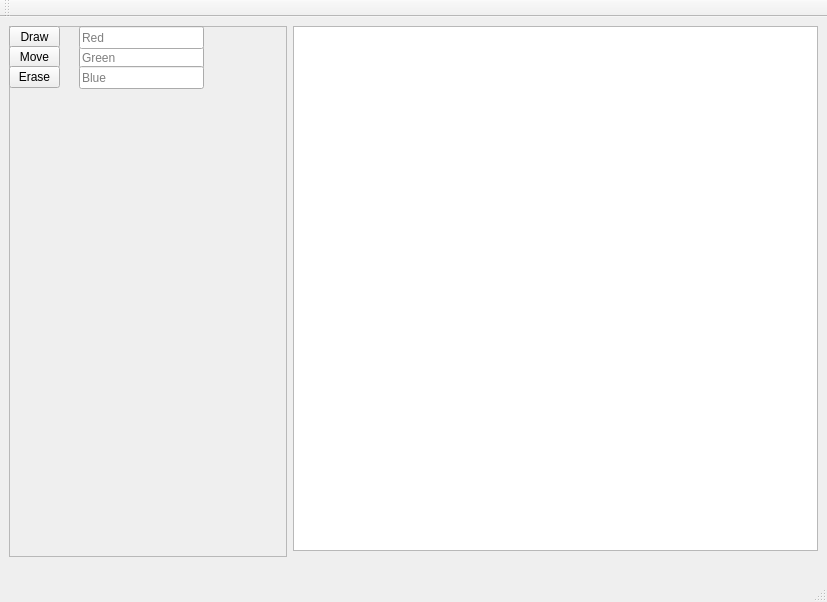
Above: mainwindow.ui from unrelentingfox/TowerAnimator-cs383 before the change. Below: the same form after it.
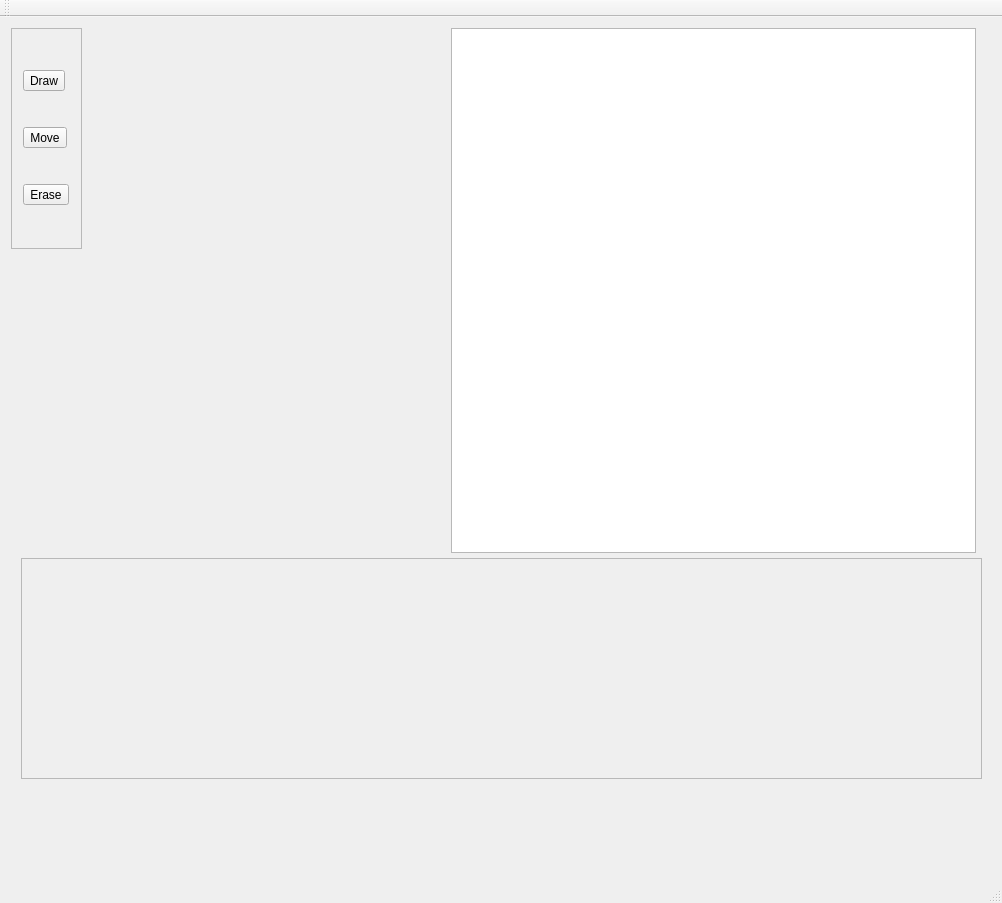
That is the form after the change. Custom widgets are drawn as their Qt base class.

```diff
--- a/mainwindow.ui
+++ b/mainwindow.ui
@@ -6,8 +6,8 @@
    <rect>
     <x>0</x>
     <y>0</y>
-    <width>827</width>
-    <height>602</height>
+    <width>1002</width>
+    <height>903</height>
    </rect>
   </property>
   <property name="windowTitle">
@@ -20,13 +20,46 @@
      <verstretch>0</verstretch>
     </sizepolicy>
    </property>
+   <layout class="QHBoxLayout" name="horizontalLayout">
+    <item>
+     <widget class="QWidget" name="widget" native="true">
+      <widget class="AnimationView" name="AnimationWidget">
+       <property name="geometry">
+        <rect>
+         <x>440</x>
+         <y>0</y>
+         <width>525</width>
+         <height>525</height>
+        </rect>
+       </property>
+       <property name="minimumSize">
+        <size>
+         <width>525</width>
+         <height>525</height>
+        </size>
+       </property>
+       <property name="maximumSize">
+        <size>
+         <width>525</width>
+         <height>525</height>
+        </size>
+       </property>
+       <property name="sceneRect">
+        <rectf>
+         <x>0.000000000000000</x>
+         <y>0.000000000000000</y>
+         <width>500.000000000000000</width>
+         <height>500.000000000000000</height>
+        </rectf>
+       </property>
+      </widget>
    <widget class="QFrame" name="frame">
     <property name="geometry">
      <rect>
-      <x>9</x>
-      <y>9</y>
-      <width>278</width>
-      <height>531</height>
+         <x>0</x>
+         <y>0</y>
+         <width>71</width>
+         <height>221</height>
      </rect>
     </property>
     <property name="frameShape">
@@ -35,115 +68,56 @@
     <property name="frameShadow">
      <enum>QFrame::Raised</enum>
     </property>
+       <layout class="QVBoxLayout" name="verticalLayout">
+        <item>
     <widget class="QToolButton" name="drawButton">
-     <property name="geometry">
-      <rect>
-       <x>0</x>
-       <y>0</y>
-       <width>51</width>
-       <height>22</height>
-      </rect>
-     </property>
      <property name="text">
       <string>Draw</string>
      </property>
     </widget>
+        </item>
+        <item>
     <widget class="QToolButton" name="moveButton">
-     <property name="geometry">
-      <rect>
-       <x>0</x>
-       <y>20</y>
-       <width>51</width>
-       <height>22</height>
-      </rect>
-     </property>
      <property name="text">
       <string>Move</string>
      </property>
     </widget>
+        </item>
+        <item>
     <widget class="QToolButton" name="eraseButton">
-     <property name="geometry">
-      <rect>
-       <x>0</x>
-       <y>40</y>
-       <width>51</width>
-       <height>22</height>
-      </rect>
-     </property>
      <property name="text">
       <string>Erase</string>
      </property>
     </widget>
-    <widget class="QLineEdit" name="greenEdit">
-     <property name="geometry">
-      <rect>
-       <x>70</x>
-       <y>20</y>
-       <width>125</width>
-       <height>23</height>
-      </rect>
-     </property>
-     <property name="placeholderText">
-      <string>Green</string>
-     </property>
-    </widget>
-    <widget class="QLineEdit" name="redEdit">
+        </item>
+       </layout>
+      </widget>
+      <widget class="QScrollArea" name="scrollArea">
      <property name="geometry">
       <rect>
-       <x>70</x>
+         <x>10</x>
+         <y>530</y>
+         <width>961</width>
+         <height>221</height>
+        </rect>
+       </property>
+       <property name="widgetResizable">
+        <bool>true</bool>
+       </property>
+       <widget class="QWidget" name="scrollAreaWidgetContents_5">
+        <property name="geometry">
+         <rect>
+          <x>0</x>
        <y>0</y>
-       <width>125</width>
-       <height>23</height>
-      </rect>
-     </property>
-     <property name="placeholderText">
-      <string>Red</string>
-     </property>
-    </widget>
-    <widget class="QLineEdit" name="blueEdit">
-     <property name="geometry">
-      <rect>
-       <x>70</x>
-       <y>40</y>
-       <width>125</width>
-       <height>23</height>
-      </rect>
-     </property>
-     <property name="placeholderText">
-      <string>Blue</string>
-     </property>
-    </widget>
-   </widget>
-   <widget class="AnimationView" name="AnimationWidget">
-    <property name="geometry">
-     <rect>
-      <x>293</x>
-      <y>9</y>
-      <width>525</width>
-      <height>525</height>
-     </rect>
-    </property>
-    <property name="minimumSize">
-     <size>
-      <width>525</width>
-      <height>525</height>
-     </size>
-    </property>
-    <property name="maximumSize">
-     <size>
-      <width>525</width>
-      <height>525</height>
-     </size>
-    </property>
-    <property name="sceneRect">
-     <rectf>
-      <x>0.000000000000000</x>
-      <y>0.000000000000000</y>
-      <width>500.000000000000000</width>
-      <height>500.000000000000000</height>
-     </rectf>
-    </property>
-   </widget>
+          <width>959</width>
+          <height>219</height>
+         </rect>
+        </property>
+       </widget>
+      </widget>
+     </widget>
+    </item>
+   </layout>
   </widget>
   <widget class="QMenuBar" name="menuBar">
    <property name="geometry">
```
Left out of the diff: 4 changed lines with no effect on the pictures. Lines whose indentation alone changed are shown as unchanged.
